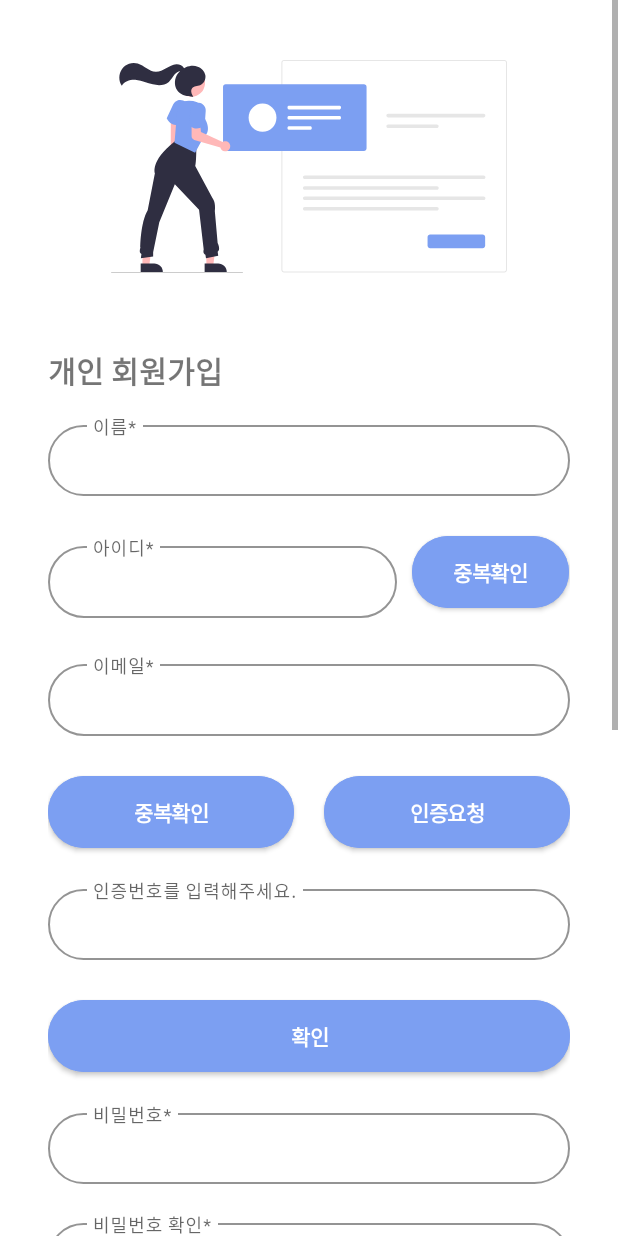
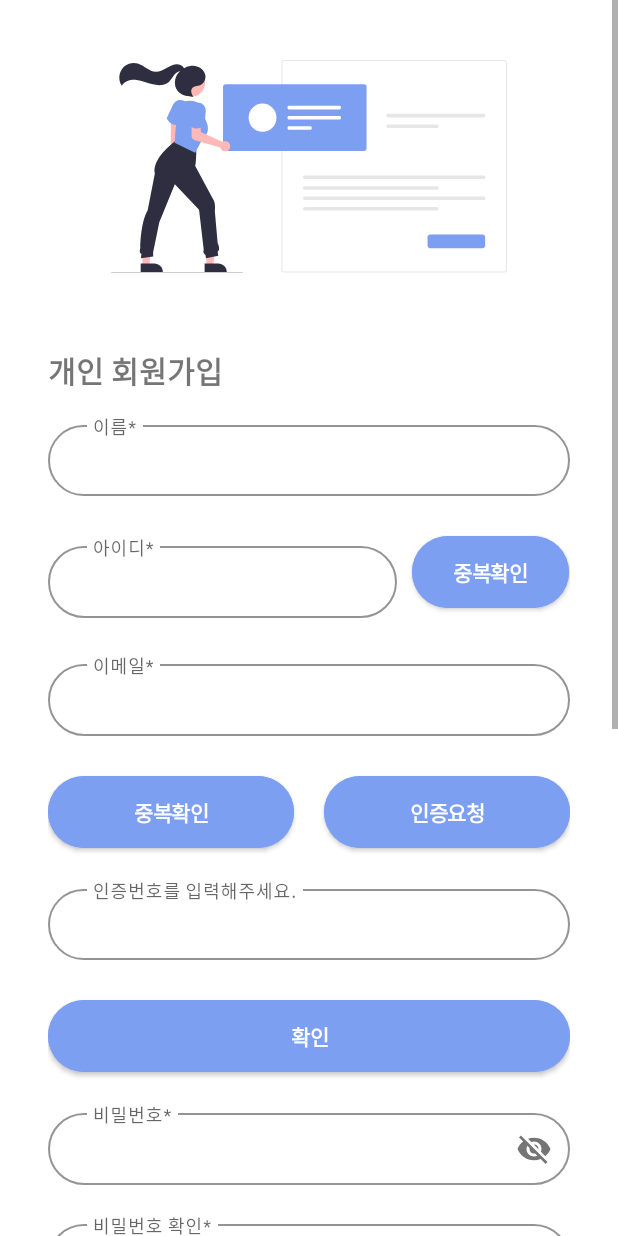
Before and after one commit to MapoTenTeam/APP, an Android app: the Login_02_01 screen opened through its navigation route, on a phone screen of 412 x 824 dp. Run offline under Robolectric (Android 15) with nearby library versions, the phone set to English and light mode, and no system bars; our stand-ins replace navigation-ui.

```diff
--- a/MapoTen/app/src/main/res/layout/fragment_login_02_01.xml
+++ b/MapoTen/app/src/main/res/layout/fragment_login_02_01.xml
@@ -188,10 +188,10 @@
             android:isScrollContainer="false"
             app:boxBackgroundMode="outline"
             app:errorEnabled="true"
-            app:expandedHintEnabled="false">
+            app:expandedHintEnabled="false"
+            app:passwordToggleEnabled="true">
 
             <com.google.android.material.textfield.TextInputEditText
-                android:paddingVertical="@dimen/padding_14"
                 android:id="@+id/pwd_edit_text"
                 style="@style/EditTextStyle"
                 android:layout_width="match_parent"
@@ -199,6 +199,7 @@
                 android:focusable="true"
                 android:focusableInTouchMode="true"
                 android:hint="@string/passWord"
+                android:paddingVertical="@dimen/padding_14"
                 android:singleLine="true" />
         </com.google.android.material.textfield.TextInputLayout>
 
@@ -210,10 +211,10 @@
             android:isScrollContainer="false"
             app:boxBackgroundMode="outline"
             app:errorEnabled="true"
-            app:expandedHintEnabled="false">
+            app:expandedHintEnabled="false"
+            app:passwordToggleEnabled="true">
 
             <com.google.android.material.textfield.TextInputEditText
-                android:paddingVertical="@dimen/padding_14"
                 android:id="@+id/pwd_confirm_edit_text"
                 style="@style/EditTextStyle"
                 android:layout_width="match_parent"
@@ -221,6 +222,7 @@
                 android:focusable="true"
                 android:focusableInTouchMode="true"
                 android:hint="@string/pwd_confirm"
+                android:paddingVertical="@dimen/padding_14"
                 android:singleLine="true" />
 
         </com.google.android.material.textfield.TextInputLayout>
```
Also changed, not shown: MapoTen/app/src/main/java/com/mapo/mapoten/ui/fragment/Login_01.kt (+0 -16 lines), MapoTen/app/src/main/java/com/mapo/mapoten/ui/fragment/Login_02_01.kt (+47 -8 lines).
